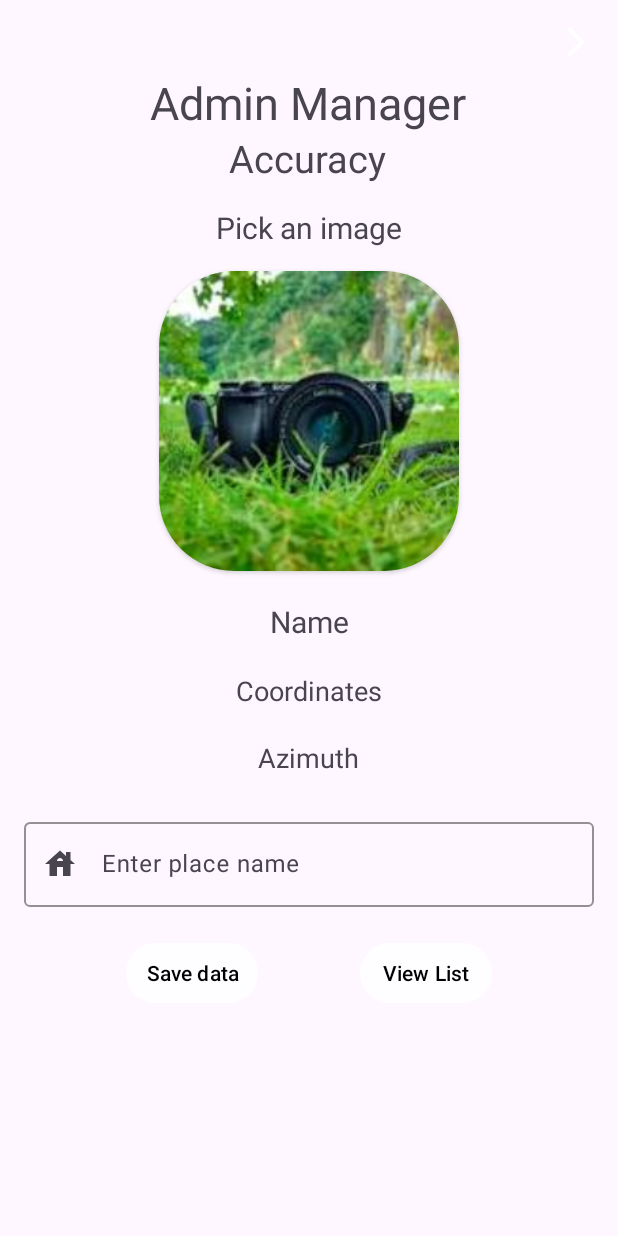
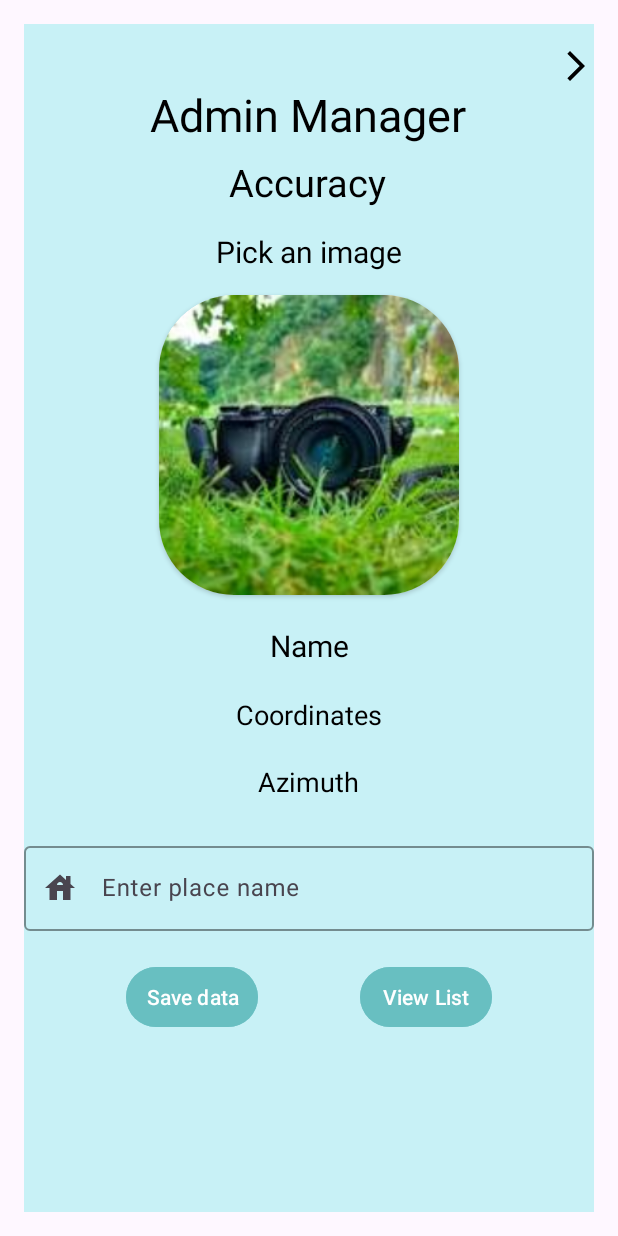
Before and after one commit to AR-Smart-Navigation-Campus/AR-Smart-Navigation-Campus, an Android app: the AddLocationFragment screen opened through its navigation route, on a phone screen of 412 x 824 dp. Run offline under Robolectric (Android 15) with nearby library versions, the phone set to English and light mode, and no system bars; our stand-ins replace Firebase (no records; nobody signed in at launch, a user with empty details on screens opened directly); pictures from the network do not load.

Commit message:
updating UI

```diff
--- a/app/src/main/java/com/example/locations/ui/ui_activity/NewsletterFragment.kt
+++ b/app/src/main/java/com/example/locations/ui/ui_activity/NewsletterFragment.kt
@@ -25,7 +25,7 @@ class NewsletterFragment : Fragment() {
     ): View {
         binding = NewsletterFragmentBinding.inflate(inflater, container, false)
 
-        binding.btnback.setOnClickListener {
+        binding.btnBack.setOnClickListener {
             findNavController().navigate(R.id.action_News_to_Nav)
         }
         requireActivity().onBackPressedDispatcher.addCallback(viewLifecycleOwner,object : OnBackPressedCallback(true) {
--- a/app/src/main/res/layout/add_location.xml
+++ b/app/src/main/res/layout/add_location.xml
@@ -1,29 +1,34 @@
 <?xml version="1.0" encoding="utf-8"?>
 <androidx.constraintlayout.widget.ConstraintLayout xmlns:android="http://schemas.android.com/apk/res/android"
     xmlns:app="http://schemas.android.com/apk/res-auto"
+    xmlns:tools="http://schemas.android.com/tools"
     android:layout_width="match_parent"
     android:layout_height="match_parent"
-    xmlns:tools="http://schemas.android.com/tools"
-    tools:context=".admin.all_location.single_location.AddLocationFragment"
+    android:layout_margin="16dp"
+    android:background="@color/baby_blue"
     android:orientation="vertical"
-    android:layout_margin="16dp">
+    tools:context=".admin.all_location.single_location.AddLocationFragment">
 
     <TextView
         android:id="@+id/btnBack"
         android:layout_width="wrap_content"
         android:layout_height="wrap_content"
+        android:layout_marginStart="16dp"
+        android:layout_marginTop="16dp"
+        android:layout_marginBottom="4dp"
         app:drawableStartCompat="@drawable/baseline_arrow_forward_ios_24"
-        app:drawableTint="@color/white"
+        app:drawableTint="@color/black"
         app:layout_constraintEnd_toEndOf="parent"
-        app:layout_constraintTop_toTopOf="parent"/>
+        app:layout_constraintTop_toTopOf="parent" />
 
 
     <TextView
         android:id="@+id/coordText"
         android:layout_width="wrap_content"
         android:layout_height="wrap_content"
-        android:layout_marginTop="8dp"
-        android:text= "@string/admin_manager"
+        android:layout_marginBottom="15dp"
+        android:text="@string/admin_manager"
+        android:textColor="@color/black"
         android:textSize="30sp"
         app:layout_constraintEnd_toEndOf="parent"
         app:layout_constraintHorizontal_bias="0.497"
@@ -36,6 +41,7 @@
         android:layout_height="wrap_content"
         android:layout_marginTop="48dp"
         android:text="@string/accuracy"
+        android:textColor="@color/black"
         android:textSize="25sp"
         app:layout_constraintEnd_toEndOf="parent"
         app:layout_constraintHorizontal_bias="0.498"
@@ -46,12 +52,14 @@
         android:id="@+id/pick_img_text"
         android:layout_width="wrap_content"
         android:layout_height="wrap_content"
+        android:layout_marginTop="15dp"
         android:text="@string/pick_an_image"
+        android:textColor="@color/black"
         android:textSize="20sp"
-    android:layout_marginTop="15dp"
-    app:layout_constraintTop_toBottomOf="@id/accuracy"
+        app:layout_constraintEnd_toEndOf="parent"
         app:layout_constraintStart_toStartOf="parent"
-    app:layout_constraintEnd_toEndOf="parent"/>
+        app:layout_constraintTop_toBottomOf="@id/accuracy" />
+
     <androidx.cardview.widget.CardView
         android:id="@+id/card_view"
         android:layout_width="200dp"
@@ -60,15 +68,14 @@
         app:cardCornerRadius="50dp"
         app:layout_constraintEnd_toEndOf="parent"
         app:layout_constraintStart_toStartOf="parent"
-        app:layout_constraintTop_toBottomOf="@id/pick_img_text"
-        >
+        app:layout_constraintTop_toBottomOf="@id/pick_img_text">
 
         <ImageView
             android:id="@+id/result_img"
             android:layout_width="match_parent"
             android:layout_height="match_parent"
-            android:src="@drawable/camera"
-            android:scaleType="centerCrop" />
+            android:scaleType="centerCrop"
+            android:src="@drawable/camera" />
 
     </androidx.cardview.widget.CardView>
 
@@ -79,29 +86,32 @@
         android:layout_marginTop="20dp"
         android:text="@string/name"
         android:textSize="20sp"
+        android:textColor="@color/black"
         app:layout_constraintEnd_toEndOf="parent"
         app:layout_constraintStart_toStartOf="parent"
         app:layout_constraintTop_toBottomOf="@id/card_view"
         app:layout_constraintVertical_bias="0.513" />
+
     <TextView
         android:id="@+id/coordinatesView"
         android:layout_width="wrap_content"
         android:layout_height="wrap_content"
         android:layout_marginTop="20dp"
         android:text="@string/coordinates"
+        android:textColor="@color/black"
         android:textSize="18sp"
         app:layout_constraintEnd_toEndOf="parent"
         app:layout_constraintStart_toStartOf="parent"
-        app:layout_constraintTop_toBottomOf="@id/nameView"
-        />
+        app:layout_constraintTop_toBottomOf="@id/nameView" />
 
     <TextView
         android:id="@+id/azimuthView"
         android:layout_width="wrap_content"
         android:layout_height="wrap_content"
+        android:layout_marginTop="20dp"
         android:text="@string/azimuth"
+        android:textColor="@color/black"
         android:textSize="18sp"
-       android:layout_marginTop="20dp"
         app:layout_constraintEnd_toEndOf="parent"
         app:layout_constraintStart_toStartOf="parent"
         app:layout_constraintTop_toBottomOf="@id/coordinatesView"
@@ -113,13 +123,13 @@
         android:layout_height="wrap_content"
         android:layout_marginTop="25dp"
         android:hint="@string/enter_place_name"
-        app:hintTextColor="@color/btnsAndInput"
-
-        app:boxStrokeColor="@color/btnsAndInput"
-        app:startIconDrawable="@drawable/ic_house"
+        app:boxStrokeColor="@color/black"
+        android:textColor="@color/black"
+        app:hintTextColor="@color/black"
+        app:layout_constraintEnd_toEndOf="parent"
         app:layout_constraintStart_toStartOf="parent"
-        app:layout_constraintEnd_toEndOf="parent"
-       app:layout_constraintTop_toBottomOf="@id/azimuthView">
+        app:layout_constraintTop_toBottomOf="@id/azimuthView"
+        app:startIconDrawable="@drawable/ic_house">
 
         <com.google.android.material.textfield.TextInputEditText
             android:layout_width="match_parent"
@@ -131,31 +141,28 @@
         android:id="@+id/btnSavePlace"
         android:layout_width="wrap_content"
         android:layout_height="wrap_content"
+        android:layout_marginTop="20dp"
+        android:backgroundTint="@color/medium_blue"
+        android:padding="10dp"
         android:text="@string/save_data"
-        android:backgroundTint="@color/btnsAndInput"
-        android:textColor="@color/black"
-        android:padding="10dp"
-        android:layout_marginTop="20dp"
+        android:textColor="@color/white"
+        app:layout_constraintEnd_toStartOf="@id/btnViewList"
+        app:layout_constraintHorizontal_chainStyle="spread"
         app:layout_constraintStart_toStartOf="parent"
-        app:layout_constraintEnd_toStartOf="@id/btnViewList"
-        app:layout_constraintTop_toBottomOf="@+id/place_name_edit_text"
-        app:layout_constraintHorizontal_chainStyle="spread"/>
+        app:layout_constraintTop_toBottomOf="@+id/place_name_edit_text" />
 
     <Button
         android:id="@+id/btnViewList"
         android:layout_width="wrap_content"
         android:layout_height="wrap_content"
+        android:layout_marginTop="20dp"
+        android:backgroundTint="@color/medium_blue"
+        android:padding="10dp"
         android:text="@string/view_list"
-        android:textColor="@color/black"
-        android:padding="10dp"
-        android:layout_marginTop="20dp"
-        android:backgroundTint="@color/btnsAndInput"
+        android:textColor="@color/white"
+        app:layout_constraintEnd_toEndOf="parent"
         app:layout_constraintStart_toEndOf="@id/btnSavePlace"
-        app:layout_constraintEnd_toEndOf="parent"
         app:layout_constraintTop_toBottomOf="@+id/place_name_edit_text" />
 
 
-
-
-
 </androidx.constraintlayout.widget.ConstraintLayout>
--- a/app/src/main/res/layout/detail_location_info.xml
+++ b/app/src/main/res/layout/detail_location_info.xml
@@ -4,7 +4,7 @@
     android:layout_width="match_parent"
     android:layout_height="match_parent"
     android:orientation="vertical"
-    android:background="@drawable/background"
+    android:background="@color/baby_blue"
     xmlns:tools="http://schemas.android.com/tools"
     tools:context=".admin.all_location.detail_location.DetailLocationInfo">
 
--- a/app/src/main/res/layout/map_fragment.xml
+++ b/app/src/main/res/layout/map_fragment.xml
@@ -18,7 +18,7 @@
         app:drawableTint="@color/white"
         app:layout_constraintBottom_toBottomOf="parent"
         app:layout_constraintEnd_toEndOf="parent"
-        app:layout_constraintHorizontal_bias="1.0"
+        app:layout_constraintHorizontal_bias="0.0"
         app:layout_constraintStart_toStartOf="parent"
         app:layout_constraintTop_toTopOf="parent"
         app:layout_constraintVertical_bias="0.0" />
--- a/app/src/main/res/values/colors.xml
+++ b/app/src/main/res/values/colors.xml
@@ -9,4 +9,7 @@
     <color name="blue_link">#319DF3</color>
     <color name="modal_window">#A3313131</color>
     <color name="gray">#494646</color>
+    <color name="baby_blue">#C8F1F6</color>
+    <color name="medium_blue">#D767BEC1</color>
+    <color name="logo_blue">#018186</color>
 </resources>
--- a/app/src/main/res/values/strings.xml
+++ b/app/src/main/res/values/strings.xml
@@ -26,7 +26,7 @@
     <string name="nevigate_again">Nevigate Again</string>
     <string name="delete_location_msg">Location deleted successfully</string>
     <string name="km">%.1f Km</string>
-    <string name="meters">%d meters</string>
+    <string name="meters">meters</string>
     <string name="morning_msg">Good Morning,                  Sign In or Create Account</string>
     <string name="afternoon_msg">Good Afternoon,                  Sign In or Create Account</string>
     <string name="evening_msg">Good Evening,                  Sign In or Create Account</string>
```
Also changed, not shown: app/build.gradle.kts (+7 -8 lines), app/src/main/res/layout/all_locations_layout.xml (+13 -5 lines), app/src/main/res/layout/home_page.xml (+29 -29 lines), app/src/main/res/layout/login_fragment.xml (+7 -24 lines), app/src/main/res/layout/navigation_fragment.xml (+4 -14 lines), app/src/main/res/layout/newsletter_fragment.xml (+7 -6 lines), app/src/main/res/layout/register_fragment.xml (+6 -23 lines), app/src/main/res/layout/start_ar_fragment.xml (+10 -4 lines), app/src/main/res/layout/start_nav_fragment.xml (+5 -3 lines), 1 other file. Lines whose indentation alone changed are shown as unchanged.
